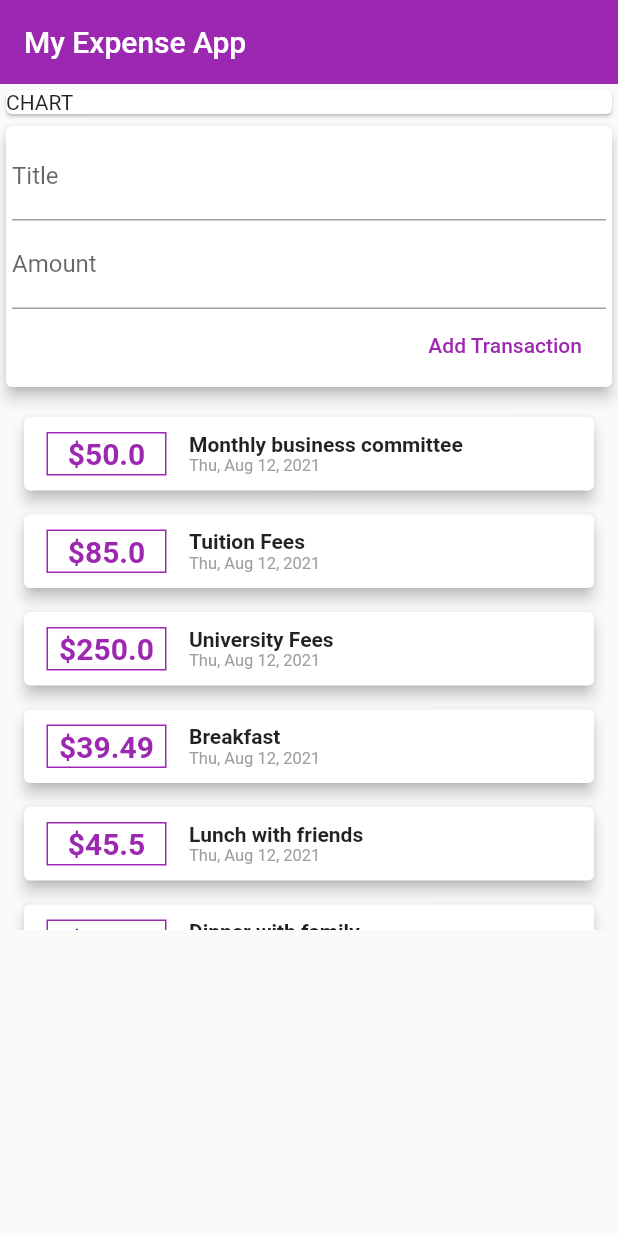
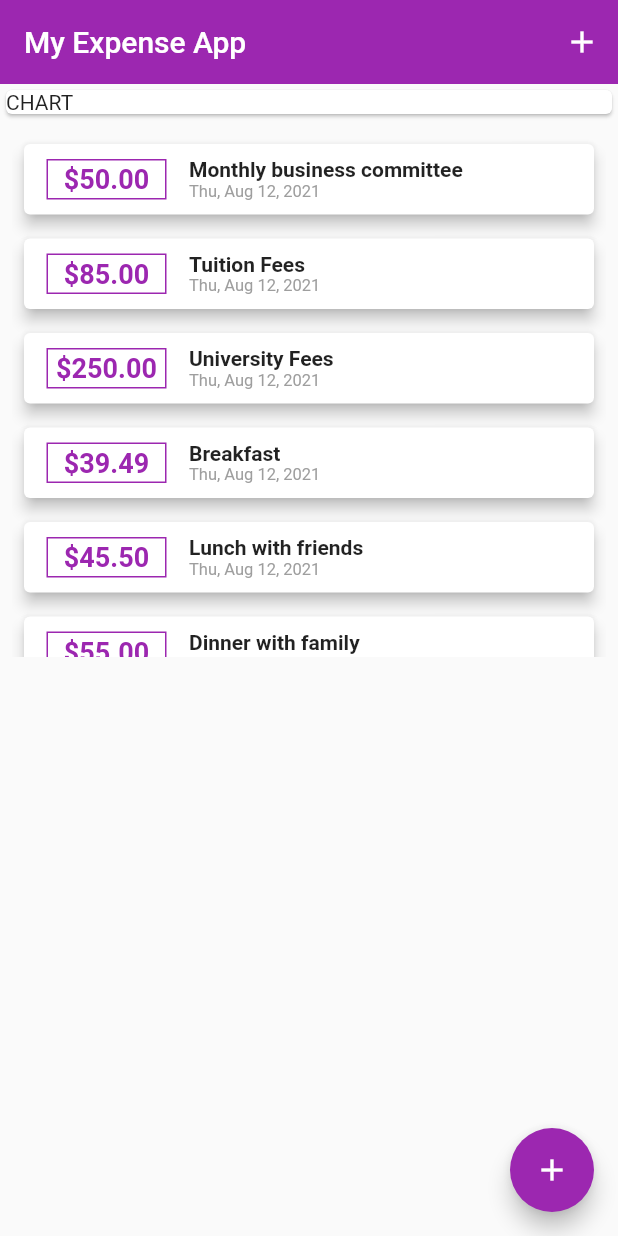
Before and after one commit to JahangirJadi/FlutterPersonalExpense, a Flutter app: the screen it shows after launch, on a phone screen of 412 x 824 dp. Run offline on Flutter 3.47's test engine with Material 2 defaults, Android fonts, the phone set to English and light mode, and no system bars.

```diff
--- a/lib/main.dart
+++ b/lib/main.dart
@@ -2,23 +2,125 @@ import 'package:flutter/cupertino.dart';
 import 'package:flutter/material.dart';
 import 'package:flutter_expense_app/widgets/new_transaction.dart';
 import 'package:flutter_expense_app/widgets/transaction_list.dart';
-import 'package:flutter_expense_app/widgets/user_transaction.dart';
-import 'package:intl/intl.dart';
+
+import 'models/transaction.dart';
 
 void main() {
-  runApp(MyHomePage());
+  runApp(MyApp());
+}
+class MyApp extends StatelessWidget {
+  @override
+  Widget build(BuildContext context) {
+    return MaterialApp(
+      title: 'Flutter App',
+      home: MyHomePage(),
+    );
+  }
 }
 
-class MyHomePage extends StatelessWidget {
-  var titleController = TextEditingController();
-  var amountController = TextEditingController();
+
+class MyHomePage extends StatefulWidget {
+  @override
+  _MyHomePageState createState() => _MyHomePageState();
+}
+
+class _MyHomePageState extends State<MyHomePage> {
+
+
+  final List<Transaction> _userTransaction = [
+    Transaction(
+      id: 't1',
+      title: 'Monthly business committee',
+      amount: 50.00,
+      date: DateTime.now(),
+    ),
+    Transaction(
+      id: 't1',
+      title: 'Tuition Fees',
+      amount: 85.00,
+      date: DateTime.now(),
+    ),
+    Transaction(
+      id: 't1',
+      title: 'University Fees',
+      amount: 250.00,
+      date: DateTime.now(),
+    ),
+    Transaction(
+      id: 't1',
+      title: 'Breakfast',
+      amount: 39.49,
+      date: DateTime.now(),
+    ),
+    Transaction(
+      id: 't1',
+      title: 'Lunch with friends',
+      amount: 45.50,
+      date: DateTime.now(),
+    ),
+    Transaction(
+      id: 't1',
+      title: 'Dinner with family',
+      amount: 55.00,
+      date: DateTime.now(),
+    ),
+    Transaction(
+      id: 't1',
+      title: 'Shopping',
+      amount: 72.35,
+      date: DateTime.now(),
+    ),
+    Transaction(
+      id: 't1',
+      title: 'New Shoes',
+      amount: 69.99,
+      date: DateTime.now(),
+    ),
+    Transaction(
+      id: 't2',
+      title: 'Weekly Groceries',
+      amount: 50.5,
+      date: DateTime.now(),
+    ),
+  ];
+
+  void _addNewTransaction(String title, double amount) {
+    final newTx = Transaction(
+      id: DateTime.now().toString(),
+      title: title,
+      amount: amount,
+      date: DateTime.now(),
+    );
+
+    setState(() {
+      _userTransaction.add(newTx);
+    });
+  }
+
+  void _showTransactionModal(BuildContext ctx){
+    showModalBottomSheet(context: ctx, builder: (_) {
+
+return NewTransaction(_addNewTransaction);
+    },);
+  }
 
   @override
   Widget build(BuildContext context) {
-    return MaterialApp(
-      debugShowCheckedModeBanner: false,
-      home: Scaffold(
+    return Scaffold(
+
+        floatingActionButton: FloatingActionButton(
+          backgroundColor: Colors.purple,
+          onPressed: (){
+            _showTransactionModal(context);
+          },
+          child: Icon(Icons.add),
+        ),
           appBar: AppBar(
+            actions: [
+              IconButton(onPressed: (){
+                _showTransactionModal(context);
+              }, icon: Icon(Icons.add))
+            ],
             title: Text("My Expense App"),
             backgroundColor: Colors.purple,
             elevation: 0,
@@ -32,10 +134,10 @@ class MyHomePage extends StatelessWidget {
                     width: double.infinity,
                   ),
                 ),
-                UserTransactions(),
+                TransactionList(_userTransaction),
               ],
             ),
-          )),
-    );
+          ));
+
   }
 }
--- a/lib/widgets/new_transaction.dart
+++ b/lib/widgets/new_transaction.dart
@@ -6,6 +6,18 @@ class NewTransaction extends StatelessWidget {
   final amountController = TextEditingController();
 
   NewTransaction(this.addTransactionHandler);
+
+  void submitData() {
+    final title = titleController.text;
+    final amount = double.parse(amountController.text);
+
+    if (amount <= 0 || title.isEmpty) {
+      return;
+    }
+
+    addTransactionHandler(
+        titleController.text, double.parse(amountController.text));
+  }
 
   @override
   Widget build(BuildContext context) {
@@ -19,17 +31,16 @@ class NewTransaction extends StatelessWidget {
             TextField(
               controller: titleController,
               decoration: InputDecoration(labelText: 'Title'),
+              onSubmitted: (value) => submitData(),
             ),
             TextField(
               keyboardType: TextInputType.numberWithOptions(decimal: true),
               controller: amountController,
               decoration: InputDecoration(labelText: 'Amount'),
+              onSubmitted: (value) => submitData(),
             ),
             FlatButton(
-              onPressed: () {
-                addTransactionHandler(
-                    titleController.text, double.parse(amountController.text));
-              },
+              onPressed: submitData,
               child: Text(
                 'Add Transaction',
                 style: TextStyle(color: Colors.purple),
--- a/lib/widgets/transaction_list.dart
+++ b/lib/widgets/transaction_list.dart
@@ -22,10 +22,10 @@ class TransactionList extends StatelessWidget {
               children: [
                 Container(
                   child: Text(
-                    '\$${_userTransaction[index].amount}',
+                    '\$${_userTransaction[index].amount.toStringAsFixed(2)}',
                     style: TextStyle(
                       fontWeight: FontWeight.bold,
-                      fontSize: 20,
+                      fontSize: 18,
                       color: Colors.purple,
                     ),
                   ),
```
